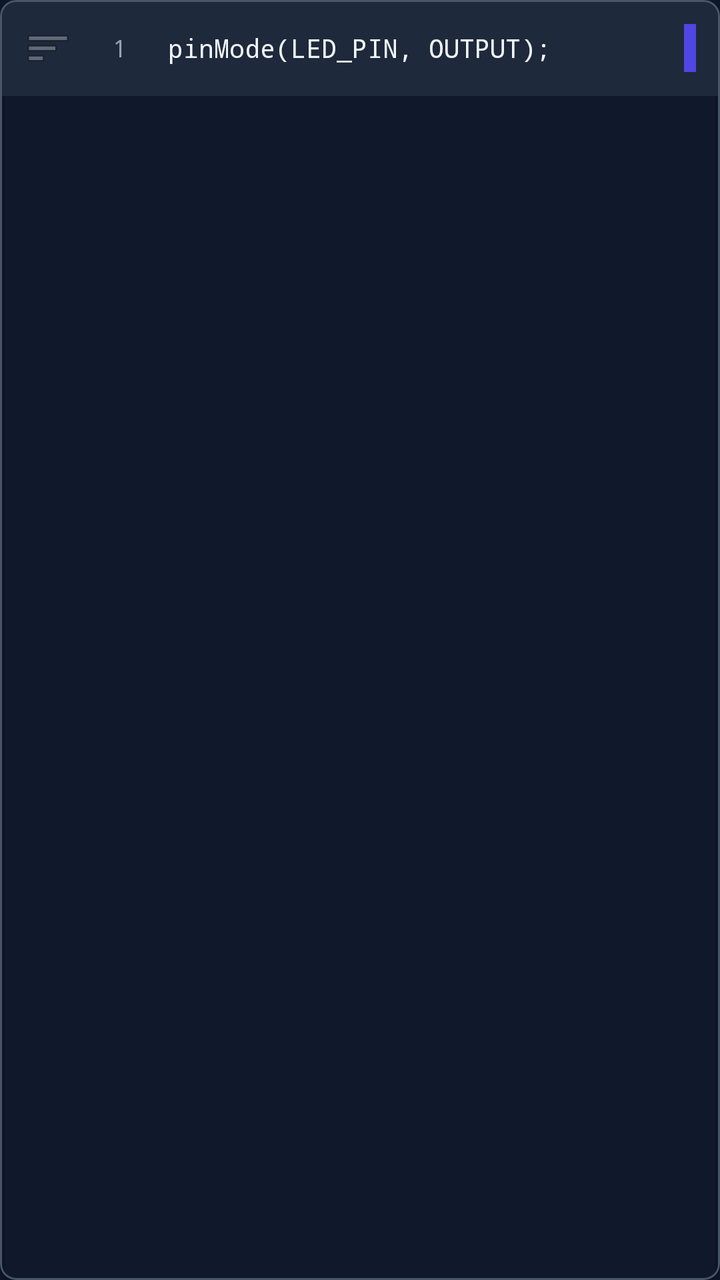
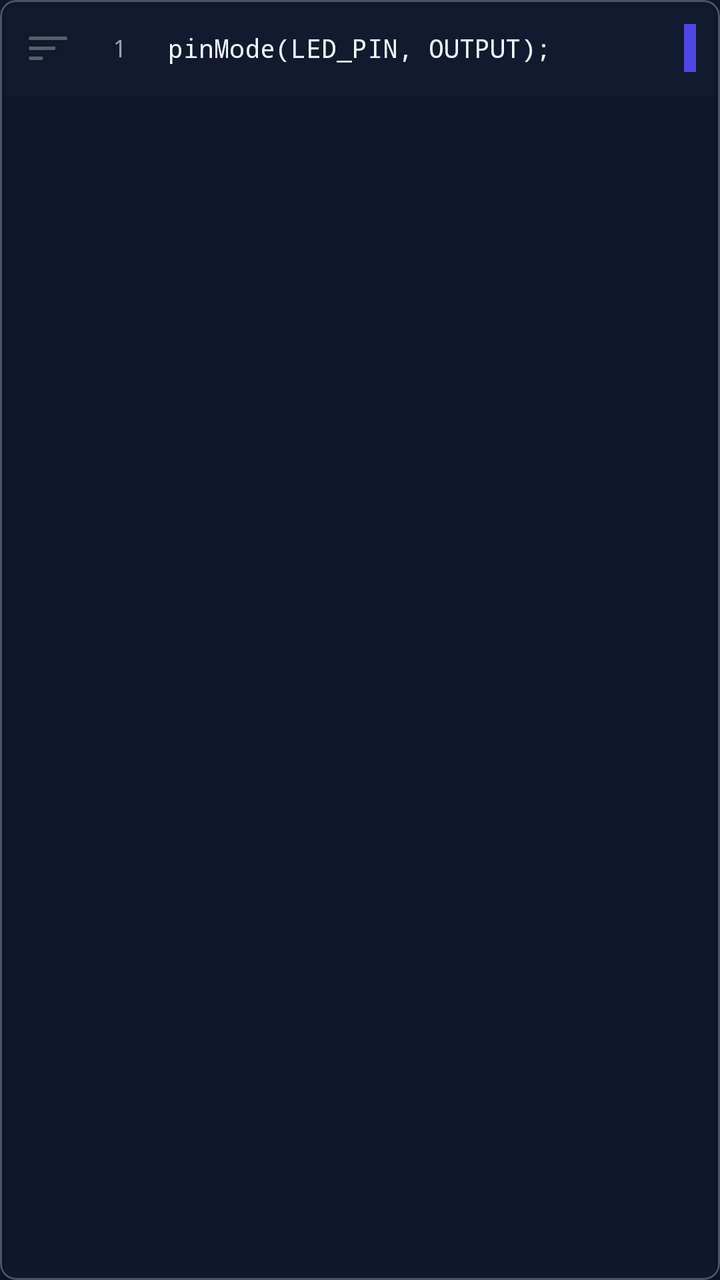

An Android layout rendered at two revisions. The XML below is the earlier revision; the diff shows what the commit changed to produce the second picture.
<!-- AndroidManifest.xml: application theme Theme.EmbeddedSystemsCareerGuide -->
<!-- res/layout/item_code_block.xml -->
<?xml version="1.0" encoding="utf-8"?>
<com.google.android.material.card.MaterialCardView
    xmlns:android="http://schemas.android.com/apk/res/android"
    xmlns:app="http://schemas.android.com/apk/res-auto"
    android:id="@+id/cardCodeBlock"
    android:layout_width="match_parent"
    android:layout_height="wrap_content"
    android:minHeight="48dp"
    android:layout_marginBottom="8dp"
    app:cardCornerRadius="8dp"
    app:cardElevation="2dp">

    <LinearLayout
        android:layout_width="match_parent"
        android:layout_height="wrap_content"
        android:minHeight="48dp"
        android:orientation="horizontal"
        android:gravity="center_vertical"
        android:padding="12dp"
        android:background="@color/slate_800">

        
        <ImageView
            android:id="@+id/ivDragHandle"
            android:layout_width="24dp"
            android:layout_height="24dp"
            android:src="@android:drawable/ic_menu_sort_by_size"
            android:contentDescription="Drag to reorder"
            android:alpha="0.5" />

        
        <TextView
            android:id="@+id/tvLineNumber"
            android:layout_width="32dp"
            android:layout_height="wrap_content"
            android:text="1"
            android:textSize="12sp"
            android:textColor="@color/slate_400"
            android:textAlignment="center"
            android:fontFamily="monospace"
            android:layout_marginStart="8dp" />

        
        <TextView
            android:id="@+id/tvCodeContent"
            android:layout_width="0dp"
            android:layout_height="wrap_content"
            android:layout_weight="1"
            android:text="pinMode(LED_PIN, OUTPUT);"
            android:textSize="13sp"
            android:textColor="@color/slate_100"
            android:fontFamily="monospace"
            android:layout_marginStart="8dp"
            android:maxLines="3"
            android:ellipsize="end" />

        
        <View
            android:id="@+id/viewCategory"
            android:layout_width="6dp"
            android:layout_height="24dp"
            android:background="?attr/colorPrimary"
            android:layout_marginStart="8dp" />

    </LinearLayout>

</com.google.android.material.card.MaterialCardView>
<!-- resources referenced by this layout -->
<resources>
  <color name="slate_100">#F1F5F9</color>
  <color name="slate_400">#94A3B8</color>
  <color name="slate_800">#1E293B</color>
  <style name="Theme.EmbeddedSystemsCareerGuide" parent="Theme.Material3.DayNight.NoActionBar">
          
          <item name="colorPrimary">@color/indigo_600</item>
          <item name="colorPrimaryVariant">@color/indigo_500</item>
          <item name="colorOnPrimary">@color/white</item>
  
          
          <item name="colorSecondary">@color/cyan_500</item>
          <item name="colorSecondaryVariant">@color/cyan_400</item>
          <item name="colorOnSecondary">@color/slate_900</item>
  
          
          <item name="android:colorBackground">@color/background</item>
          <item name="colorSurface">@color/card_background</item>
          <item name="colorOnBackground">@color/text_primary</item>
          <item name="colorOnSurface">@color/text_primary</item>
          <item name="colorSurfaceVariant">@color/card_elevated</item>
          <item name="colorOnSurfaceVariant">@color/text_secondary</item>
          <item name="colorOutline">@color/card_border</item>
  
          
          <item name="android:statusBarColor">@color/background</item>
          <item name="android:navigationBarColor">@color/background</item>
          <item name="android:windowLightStatusBar">true</item>
          <item name="android:windowLightNavigationBar">true</item>
  
          
          <item name="android:textColorPrimary">@color/text_primary</item>
          <item name="android:textColorSecondary">@color/text_secondary</item>
  
          
          <item name="materialButtonStyle">@style/Widget.App.Button</item>
          <item name="textInputStyle">@style/Widget.App.TextInputLayout</item>
          <item name="materialCardViewStyle">@style/Widget.App.CardView</item>
          <item name="alertDialogTheme">@style/Theme.App.AlertDialog</item>
          <item name="materialAlertDialogTheme">@style/Theme.App.AlertDialog</item>
      </style>
  <color name="indigo_600">#4F46E5</color>
  <color name="indigo_500">#6366F1</color>
  <color name="white">#FFFFFF</color>
  <color name="cyan_500">#06B6D4</color>
  <color name="cyan_400">#22D3EE</color>
  <color name="slate_900">#0F172A</color>
  <color name="background">@color/slate_900</color>
  <color name="card_border">@color/slate_600</color>
  <color name="glass_primary">#1A1E293B</color>
  <color name="slate_700">#334155</color>
  <color name="slate_600">#475569</color>
  <color name="ripple_color">#FFFFFF30</color>
  <color name="indigo_400">#818CF8</color>
  <color name="slate_300">#CBD5E1</color>
  <color name="red_400">#F87171</color>
  <!-- unchanged entries left out for length: 10 -->
</resources>

<!-- the commit's change to res/layout/item_code_block.xml (unified diff, before → after) -->
@@ -17,7 +17,7 @@
         android:orientation="horizontal"
         android:gravity="center_vertical"
         android:padding="12dp"
-        android:background="@color/slate_800">
+        android:background="?attr/appSurface">
 
         
         <ImageView
@@ -35,7 +35,7 @@
             android:layout_height="wrap_content"
             android:text="1"
             android:textSize="12sp"
-            android:textColor="@color/slate_400"
+            android:textColor="?attr/appTextSecondary"
             android:textAlignment="center"
             android:fontFamily="monospace"
             android:layout_marginStart="8dp" />
@@ -48,7 +48,7 @@
             android:layout_weight="1"
             android:text="pinMode(LED_PIN, OUTPUT);"
             android:textSize="13sp"
-            android:textColor="@color/slate_100"
+            android:textColor="?attr/appTextPrimary"
             android:fontFamily="monospace"
             android:layout_marginStart="8dp"
             android:maxLines="3"
<!-- resource entries referenced after the edit -->
@@ -2,8 +2,25 @@
 <resources>
   <color name="slate_100">#F1F5F9</color>
   <color name="slate_400">#94A3B8</color>
+  <color name="slate_500">#64748B</color>
   <color name="slate_800">#1E293B</color>
   <style name="Theme.EmbeddedSystemsCareerGuide" parent="Theme.Material3.DayNight.NoActionBar">
+          
+          <item name="appBackground">@color/background</item>
+          <item name="appSurface">@color/card_background</item>
+          <item name="appSurfaceElevated">@color/card_elevated</item>
+          <item name="appOutline">@color/card_border</item>
+          <item name="appInputBackground">@color/input_background</item>
+          <item name="appTextPrimary">@color/text_primary</item>
+          <item name="appTextSecondary">@color/text_secondary</item>
+          <item name="appTextTertiary">@color/text_tertiary</item>
+          <item name="appTextHint">@color/text_hint</item>
+          <item name="appAccentMuted">@color/glass_accent</item>
+          <item name="appWindowBackground">@drawable/bg_window_midnight</item>
+  
+          
+          <item name="elevationOverlayEnabled">false</item>
+  
           
           <item name="colorPrimary">@color/indigo_600</item>
           <item name="colorPrimaryVariant">@color/indigo_500</item>
@@ -48,6 +65,20 @@
   <color name="slate_900">#0F172A</color>
   <color name="background">@color/slate_900</color>
   <color name="card_border">@color/slate_600</color>
+  <color name="input_background">@color/slate_700</color>
+  <color name="text_tertiary">@color/slate_500</color>
+  <color name="text_hint">@color/slate_500</color>
+  <color name="glass_accent">#1A6366F1</color>
+  <!-- drawable bg_window_midnight (drawable) -->
+  <?xml version="1.0" encoding="utf-8"?>
+  <shape xmlns:android="http://schemas.android.com/apk/res/android">
+      <gradient
+          android:angle="135"
+          android:startColor="#0B1120"
+          android:centerColor="#0B1120"
+          android:endColor="#131C31"
+          android:type="linear" />
+  </shape>
   <color name="glass_primary">#1A1E293B</color>
   <color name="slate_700">#334155</color>
   <color name="slate_600">#475569</color>
